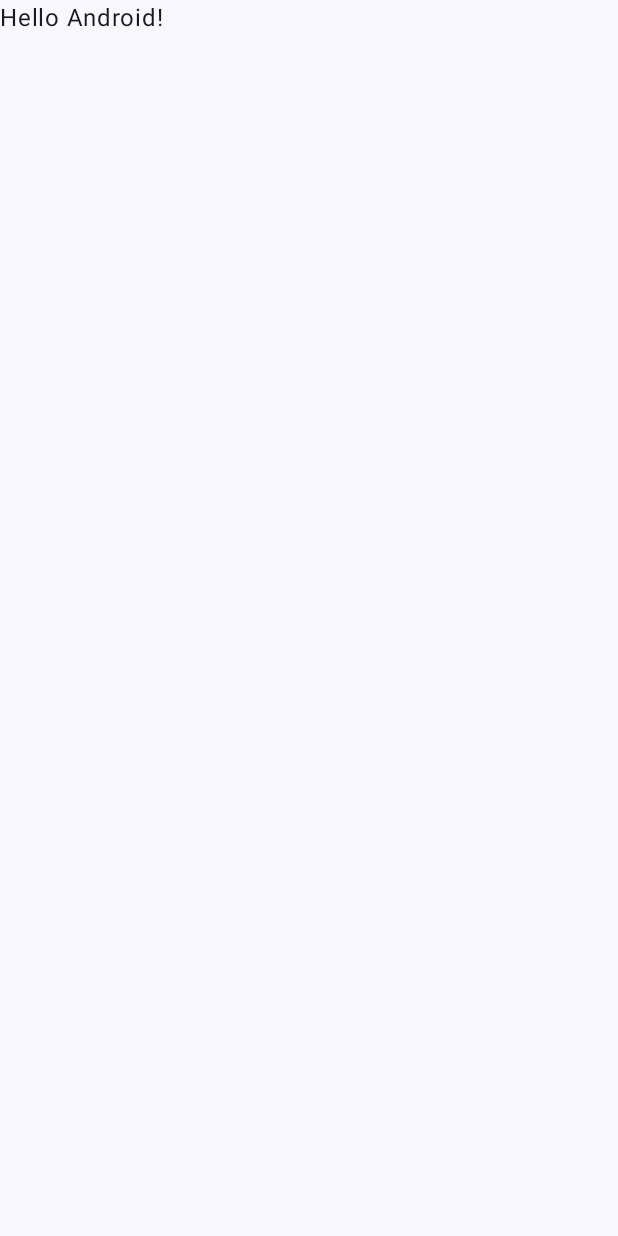
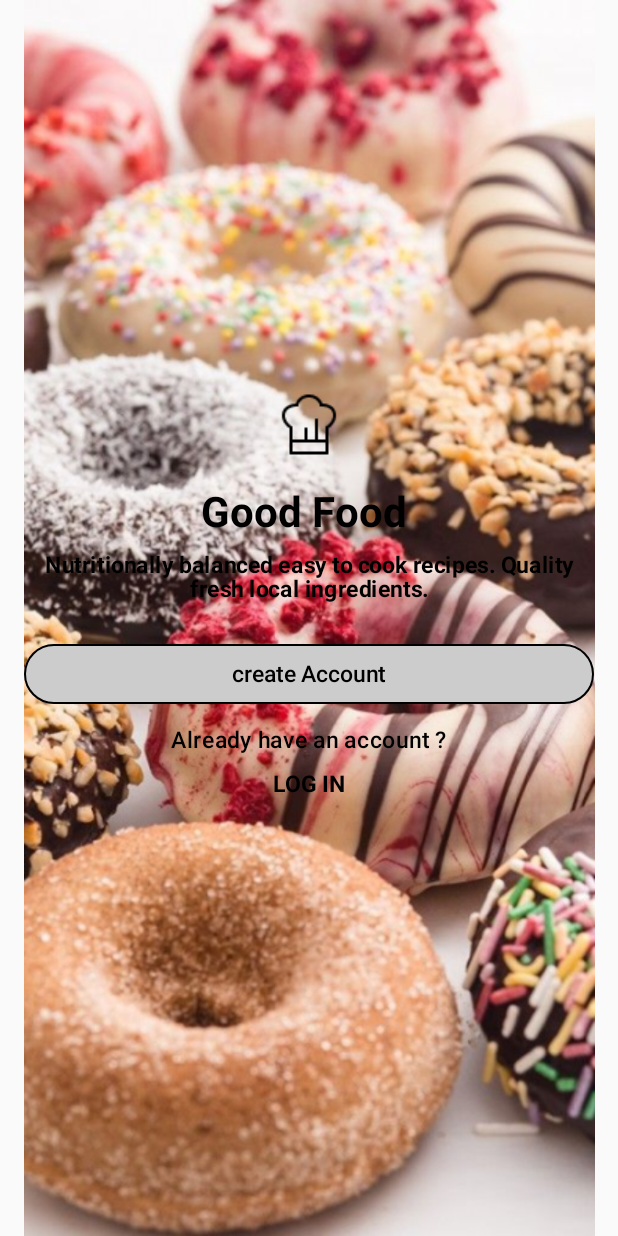
Before and after one commit to sarmesh17/AI-Recipe-App, an Android app built with Jetpack Compose: the screen it shows after launch (MainActivity), on a phone screen of 412 x 824 dp. Before the commit the screen is almost empty. Run offline under Robolectric (Android 15) with nearby library versions, the phone set to English and light mode, and no system bars.

Commit message:
splachScreen1

```diff
--- a/app/src/main/java/com/matrix/airecipeapp/MainActivity.kt
+++ b/app/src/main/java/com/matrix/airecipeapp/MainActivity.kt
@@ -11,6 +11,7 @@ import androidx.compose.material3.Text
 import androidx.compose.runtime.Composable
 import androidx.compose.ui.Modifier
 import androidx.compose.ui.tooling.preview.Preview
+import com.matrix.airecipeapp.presentation.splashscreen2.SplashScreen2
 import com.matrix.airecipeapp.ui.theme.AIRecipeAppTheme
 
 class MainActivity : ComponentActivity() {
@@ -19,29 +20,8 @@ class MainActivity : ComponentActivity() {
         enableEdgeToEdge()
         setContent {
             AIRecipeAppTheme {
-                Scaffold(modifier = Modifier.fillMaxSize()) { innerPadding ->
-                    Greeting(
-                        name = "Android",
-                        modifier = Modifier.padding(innerPadding)
-                    )
-                }
+                SplashScreen2()
             }
         }
     }
 }
-
-@Composable
-fun Greeting(name: String, modifier: Modifier = Modifier) {
-    Text(
-        text = "Hello $name!",
-        modifier = modifier
-    )
-}
-
-@Preview(showBackground = true)
-@Composable
-fun GreetingPreview() {
-    AIRecipeAppTheme {
-        Greeting("Android")
-    }
-}
--- a/app/src/main/java/com/matrix/airecipeapp/presentation/splashscreen2/SplashScreen2.kt
+++ b/app/src/main/java/com/matrix/airecipeapp/presentation/splashscreen2/SplashScreen2.kt
@@ -1,13 +1,16 @@
 package com.matrix.airecipeapp.presentation.splashscreen2
 
 import android.window.SplashScreen
+import androidx.compose.foundation.BorderStroke
 import androidx.compose.foundation.Image
 import androidx.compose.foundation.border
+import androidx.compose.foundation.clickable
 import androidx.compose.foundation.layout.Arrangement
 import androidx.compose.foundation.layout.Box
 import androidx.compose.foundation.layout.Column
 import androidx.compose.foundation.layout.Spacer
 import androidx.compose.foundation.layout.fillMaxSize
+import androidx.compose.foundation.layout.fillMaxWidth
 import androidx.compose.foundation.layout.height
 import androidx.compose.foundation.layout.padding
 import androidx.compose.foundation.layout.size
@@ -16,14 +19,17 @@ import androidx.compose.material3.Button
 import androidx.compose.material3.ButtonColors
 import androidx.compose.material3.ButtonDefaults
 import androidx.compose.material3.Icon
+import androidx.compose.material3.MaterialTheme
 import androidx.compose.material3.Text
 import androidx.compose.runtime.Composable
 import androidx.compose.ui.Alignment
 import androidx.compose.ui.Modifier
 import androidx.compose.ui.graphics.Color
+import androidx.compose.ui.layout.ContentScale
 import androidx.compose.ui.res.colorResource
 import androidx.compose.ui.res.painterResource
 import androidx.compose.ui.text.font.FontWeight
+import androidx.compose.ui.text.style.TextAlign
 import androidx.compose.ui.tooling.preview.Preview
 import androidx.compose.ui.unit.dp
 import androidx.compose.ui.unit.sp
@@ -31,37 +37,83 @@ import com.matrix.airecipeapp.R
 import java.time.format.TextStyle
 
 @Composable
-@Preview(showBackground = true)
 fun SplashScreen2(){
+    val windowSize= rememberWindowSize()
+    when (windowSize.width){
+        WindowType.Compact ->{
+CompactItemsScreen()
+        }
+        else->{
+MediumToExpandedItemsScreen()
+        }
+    }
+
+}
+@Composable
+fun CompactItemsScreen(){
     Box(modifier = Modifier.fillMaxSize()) {
         Image(painter = painterResource(id = R.drawable.splashscreen1), contentDescription =null, modifier = Modifier.fillMaxSize() )
         Column(modifier = Modifier
             .fillMaxSize()
-            .padding(top = 60.dp), horizontalAlignment = Alignment.CenterHorizontally, verticalArrangement = Arrangement.Center) {
-            Icon(painter = painterResource(id = R.drawable.cheficon), contentDescription =null, modifier = Modifier.size(45.dp) )
-             Spacer(modifier = Modifier.height(20.dp))
+            .padding(horizontal = 16.dp).align(Alignment.Center), horizontalAlignment = Alignment.CenterHorizontally, verticalArrangement = Arrangement.Center) {
+            Icon(painter = painterResource(id = R.drawable.cheficon), contentDescription =null, modifier = Modifier.size(48.dp) )
+            Spacer(modifier = Modifier.height(16.dp))
 
             Text(
                 text = "Good Food ",
-                fontSize = 29.sp,
-                fontWeight = FontWeight.Bold,
+                style = MaterialTheme.typography.headlineMedium.copy(fontWeight = FontWeight.Bold),
                 color = colorResource(id = R.color.black)
             )
-            Spacer(modifier = Modifier.height(40.dp))
-            Text(text = "    Nutritionally balanced,\n" +
-                    "easy to cook recipes. Quality \n" +
-                    "    fresh local ingredients.", fontSize = 15.sp, fontWeight = FontWeight.Bold)
-            Spacer(modifier = Modifier.height(30.dp))
-                    Button(onClick = { /*TODO*/ }, colors = ButtonDefaults.buttonColors(containerColor = Color.LightGray, contentColor = Color.Black), modifier = Modifier
-                        .size(180.dp, 50.dp)
-                        .border(2.dp, color = Color.Black, shape = RoundedCornerShape(15.dp))) {
+            Spacer(modifier = Modifier.height(8.dp))
+            Text(text = "Nutritionally balanced easy to cook recipes. Quality fresh local ingredients.", fontSize = 15.sp, fontWeight = FontWeight.Bold, style = MaterialTheme.typography.bodySmall, textAlign = TextAlign.Center, color = Color.Black)
+            Spacer(modifier = Modifier.height(24.dp))
+            Button(onClick = { /*TODO*/ }, modifier = Modifier.fillMaxWidth(), shape = RoundedCornerShape(24.dp), colors = ButtonDefaults.buttonColors(containerColor = Color.LightGray, contentColor = Color.Black), border = BorderStroke(1.dp, color = Color.Black)
+
+                ) {
                 Text(text = "create Account", fontSize = 15.sp, fontWeight = FontWeight.SemiBold)
 
             }
+            Spacer(modifier = Modifier.height(8.dp))
+            Text(text = "Already have an account ?", fontSize =15.sp , fontWeight = FontWeight.Medium, color = Color.Black, modifier = Modifier.clickable {  })
+            Spacer(modifier = Modifier.height(5.dp))
+            Text(text = "LOG IN", fontSize = 15.sp, fontWeight = FontWeight.Bold, color = Color.Black, modifier = Modifier.clickable {  })
             Spacer(modifier = Modifier.height(30.dp))
-            Text(text = "Already have an account ?", fontSize = 15.sp, fontWeight = FontWeight.Medium)
+
+
+
+
+
+        }
+    }
+}
+@Composable
+fun MediumToExpandedItemsScreen(){
+    Box(modifier = Modifier.fillMaxSize()) {
+        Image(painter = painterResource(id = R.drawable.splashscreen1), contentDescription =null, contentScale = ContentScale.Crop, modifier = Modifier.fillMaxSize() )
+        Column(modifier = Modifier
+            .fillMaxSize()
+            .padding(horizontal = 32.dp).align(Alignment.Center), horizontalAlignment = Alignment.CenterHorizontally, verticalArrangement = Arrangement.Center) {
+            Icon(painter = painterResource(id = R.drawable.cheficon), contentDescription =null, modifier = Modifier.size(64.dp) )
+            Spacer(modifier = Modifier.height(16.dp))
+
+            Text(
+                text = "Good Food ",
+                style = MaterialTheme.typography.headlineMedium.copy(fontWeight = FontWeight.Bold),
+                color = colorResource(id = R.color.black)
+            )
+            Spacer(modifier = Modifier.height(8.dp))
+            Text(text = "Nutritionally balanced easy to cook recipes. Quality fresh local ingredients.", fontSize = 16.sp, fontWeight = FontWeight.Bold, style = MaterialTheme.typography.bodySmall, textAlign = TextAlign.Center, color = Color.Black)
+            Spacer(modifier = Modifier.height(24.dp))
+            Button(onClick = { /*TODO*/ }, modifier = Modifier.fillMaxWidth(), shape = RoundedCornerShape(24.dp), colors = ButtonDefaults.buttonColors(containerColor = Color.LightGray, contentColor = Color.Black), border = BorderStroke(1.dp, color = Color.Black)
+
+            ) {
+                Text(text = "create Account", fontSize = 16.sp, fontWeight = FontWeight.SemiBold)
+
+            }
+            Spacer(modifier = Modifier.height(8.dp))
+            Text(text = "Already have an account ?", fontSize =15.sp , fontWeight = FontWeight.Medium, color = Color.Black, modifier = Modifier.clickable {  })
             Spacer(modifier = Modifier.height(5.dp))
-            Text(text = "LOG IN", fontSize = 15.sp, fontWeight = FontWeight.Bold)
+            Text(text = "LOG IN", fontSize = 15.sp, fontWeight = FontWeight.Bold, color = Color.Black, modifier = Modifier.clickable {  })
             Spacer(modifier = Modifier.height(30.dp))
 
 
--- /dev/null
+++ b/app/src/main/java/com/matrix/airecipeapp/presentation/splashscreen2/WindowSize.kt
@@ -0,0 +1,29 @@
+package com.matrix.airecipeapp.presentation.splashscreen2
+
+import androidx.compose.runtime.Composable
+import androidx.compose.ui.platform.LocalConfiguration
+import androidx.compose.ui.unit.dp
+
+data class WindowSize(
+    val width:WindowType,
+    val height:WindowType
+)
+enum class WindowType{
+    Compact,Medium,Expanded
+}
+@Composable
+fun rememberWindowSize():WindowSize{
+    val configuration = LocalConfiguration.current
+    return  WindowSize(
+        width = when{
+            configuration.screenWidthDp<600 ->WindowType.Compact
+            configuration.screenWidthDp<840 ->WindowType.Medium
+            else->WindowType.Expanded
+        },
+                height = when{
+            configuration.screenWidthDp<600 ->WindowType.Compact
+            configuration.screenWidthDp<840 ->WindowType.Medium
+            else->WindowType.Expanded
+        }
+    )
+}
```
